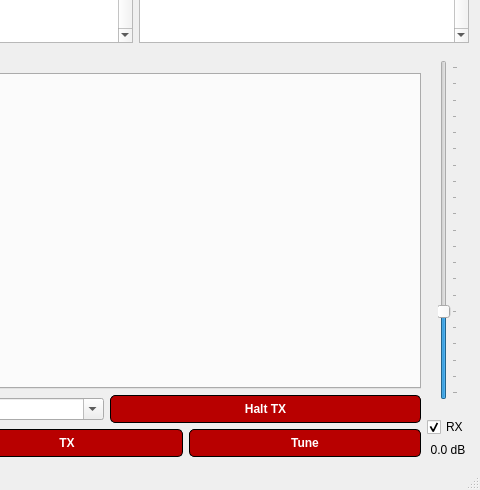
Above: src/ui/mainwindow.ui from GekkoFyre/small-world-deluxe before the change; both pictures show x 544 to 1024 and y 278 to 768 of the 1024 by 768 pixel window. Below: the same form after it.
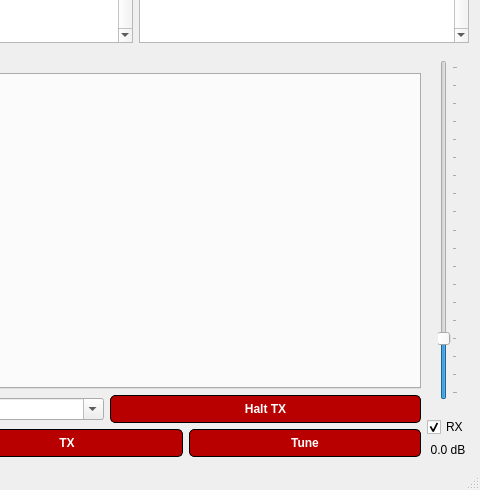
That is the form after the change.

What changed in the file:
```diff
--- a/src/ui/mainwindow.ui
+++ b/src/ui/mainwindow.ui
@@ -1462,7 +1462,7 @@
                 <string>Adjust volume of outgoing audio signal.</string>
                </property>
                <property name="minimum">
-                <number>0</number>
+                <number>10</number>
                </property>
                <property name="maximum">
                 <number>100</number>
```
